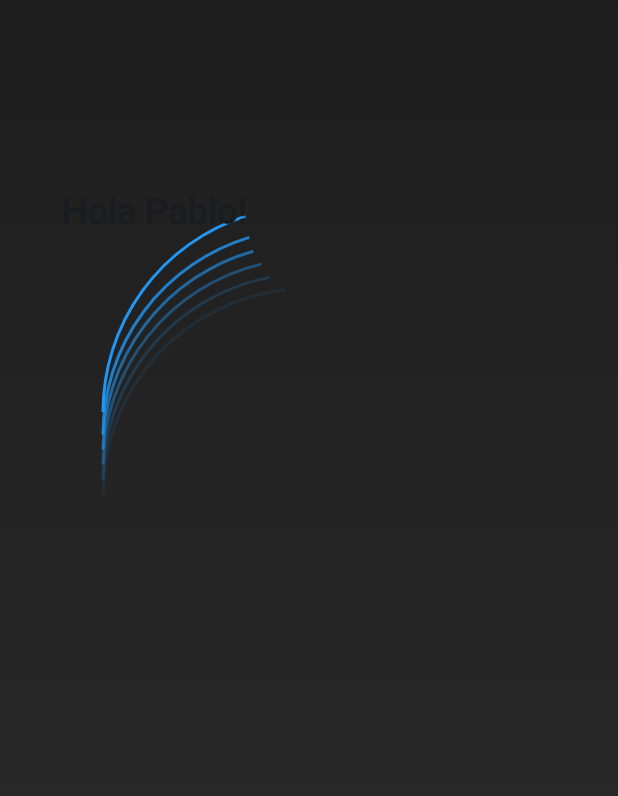
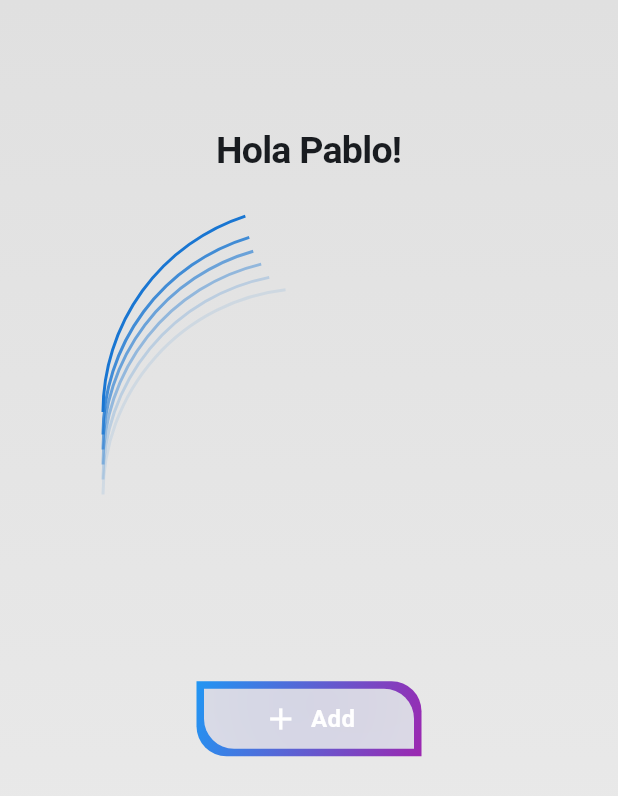
Before and after one commit to tripleP16/hand_sign_translator, a Flutter app: the first screen one second after launch, on a phone screen of 412 x 824 dp. Shown: the top 796 px of the screen. Run offline on Flutter 3.47's test engine with Material 3 defaults, Android fonts, the light colour scheme and no system bars; our stand-ins replace go_router.

Commit message:
custom button and light gradient

```diff
--- a/lib/presentation/screens/home_screen.dart
+++ b/lib/presentation/screens/home_screen.dart
@@ -1,5 +1,6 @@
 import 'package:flutter/material.dart';
 import 'package:hand_sign_translator/presentation/widgets/common/background_gradient.dart';
+import 'package:hand_sign_translator/presentation/widgets/common/buttons/custom_icon_button.dart';
 import 'package:hand_sign_translator/presentation/widgets/common/text/main_title.dart';
 
 class HomeScreen extends StatelessWidget {
@@ -9,30 +10,46 @@ class HomeScreen extends StatelessWidget {
   Widget build(BuildContext context) {
     // Get the screen size
     final screenHeight = MediaQuery.of(context).size.height;
-    final screenWidth = MediaQuery.of(context).size.width;
 
     return Scaffold(
-      body: SingleChildScrollView(
-        child: Stack(
-          children: [
-            // Background with specific height
-            Center(
-              child: SizedBox(
-                height: screenHeight, // Full screen height
-                child: const BackgroundGradient(),
+      body: Stack(
+        children: [
+          // Background gradient
+          const BackgroundGradient(),
+
+          // Content
+          Column(
+            children: [
+              // Top content
+              Center(
+                child: Padding(
+                  padding: EdgeInsets.only(top: screenHeight * 0.1),
+                  child: const MainTitle(
+                    title: "Hola Pablo!",
+                  ),
+                ),
               ),
-            ),
+              const SizedBox(height: 16), // Spacing
 
-            // Column for content
-            Positioned(
-              top: screenHeight * 0.15,
-              left: screenWidth * 0.1,
-              child: const MainTitle(
-                title: "Hola Pablo!",
+              const Spacer(
+                flex: 1,
+              ), // Push buttons to the bottom
+
+              // Buttons
+              const Padding(
+                padding: EdgeInsets.symmetric(horizontal: 16.0),
+                child: Column(
+                  mainAxisSize: MainAxisSize.min,
+                  children: [CustomIconButton()],
+                ),
               ),
-            ),
-          ],
-        ),
+
+              const Spacer(
+                flex: 1,
+              ),
+            ],
+          ),
+        ],
       ),
     );
   }
--- a/lib/presentation/widgets/common/ painters/dark_gradient_painter.dart
+++ b/lib/presentation/widgets/common/ painters/animation_painter.dart
@@ -1,14 +1,14 @@
 import 'dart:math' as math;
 
 import 'package:flutter/material.dart';
-import 'package:hand_sign_translator/config/theme/app_colors.dart';
 
-class DarkGradientPainter extends CustomPainter {
+class AnimationPainter extends CustomPainter {
   final double factorArcLength;
   static const double _baseRadius = 3;
   static const double _strokeWidth = 2.0;
+  final Color color;
 
-  const DarkGradientPainter(this.factorArcLength);
+  const AnimationPainter(this.factorArcLength, this.color);
 
   @override
   void paint(Canvas canvas, Size size) {
@@ -25,37 +25,37 @@ class DarkGradientPainter extends CustomPainter {
         center: baseCenter,
         radius: radius,
         sweepAngle: math.pi / 2,
-        color: AppColors.gradientStart,
+        color: color,
       ),
       ArcConfig(
         center: Offset(baseCenter.dx, baseCenter.dy + 15),
         radius: radius,
         sweepAngle: math.pi / 2 + 0.025,
-        color: AppColors.gradientStart.withOpacity(0.8),
+        color: color.withOpacity(0.8),
       ),
       ArcConfig(
         center: Offset(baseCenter.dx, baseCenter.dy + 25),
         radius: radius,
         sweepAngle: math.pi / 2 + 0.05,
-        color: AppColors.gradientStart.withOpacity(0.6),
+        color: color.withOpacity(0.6),
       ),
       ArcConfig(
         center: Offset(baseCenter.dx, baseCenter.dy + 35),
         radius: radius,
         sweepAngle: math.pi / 2 + 0.10,
-        color: AppColors.gradientStart.withOpacity(0.4),
+        color: color.withOpacity(0.4),
       ),
       ArcConfig(
         center: Offset(baseCenter.dx, baseCenter.dy + 45),
         radius: radius,
         sweepAngle: math.pi / 2 + 0.15,
-        color: AppColors.gradientStart.withOpacity(0.2),
+        color: color.withOpacity(0.2),
       ),
       ArcConfig(
         center: Offset(baseCenter.dx, baseCenter.dy + 55),
         radius: radius,
         sweepAngle: math.pi / 2 + 0.25,
-        color: AppColors.gradientStart.withOpacity(0.1),
+        color: color.withOpacity(0.1),
       ),
     ];
   }
--- a/lib/presentation/widgets/common/background_gradient.dart
+++ b/lib/presentation/widgets/common/background_gradient.dart
@@ -1,12 +1,66 @@
 import 'package:flutter/material.dart';
-import 'package:hand_sign_translator/presentation/widgets/common/%20painters/dark_gradient_painter.dart';
+import 'package:hand_sign_translator/config/theme/app_colors.dart';
+import 'package:hand_sign_translator/presentation/widgets/common/%20painters/animation_painter.dart';
 
 class BackgroundGradient extends StatelessWidget {
   const BackgroundGradient({super.key});
 
   @override
   Widget build(BuildContext context) {
-    return const _DarkGradient();
+    final isDarkMode = Theme.of(context).brightness == Brightness.dark;
+    return isDarkMode ? const _DarkGradient() : const _LightGradient();
+  }
+}
+
+class _LightGradient extends StatefulWidget {
+  const _LightGradient();
+
+  @override
+  State<_LightGradient> createState() => _LightGradientState();
+}
+
+class _LightGradientState extends State<_LightGradient>
+    with SingleTickerProviderStateMixin {
+  late final AnimationController _controller;
+  late final Animation<double> _animation;
+
+  @override
+  void initState() {
+    super.initState();
+    _controller = AnimationController(
+      vsync: this,
+      duration: const Duration(seconds: 1),
+    )..repeat(reverse: true);
+
+    _animation = Tween<double>(begin: 0, end: 1).animate(_controller);
+  }
+
+  @override
+  Widget build(BuildContext context) {
+    return Container(
+      decoration: const BoxDecoration(
+        gradient: LinearGradient(
+          begin: Alignment.topCenter,
+          end: Alignment.bottomCenter,
+          colors: [
+            Color(0xFFE0E0E0),
+            Color(0xFFEDEDED),
+          ],
+        ),
+      ),
+      child: AnimatedBuilder(
+        animation: _animation,
+        builder: (context, child) {
+          return CustomPaint(
+            size: Size.infinite,
+            painter: AnimationPainter(
+              _animation.value,
+              AppColors.gradientEnd,
+            ),
+          );
+        },
+      ),
+    );
   }
 }
 
@@ -57,8 +111,9 @@ class _DarkGradientState extends State<_DarkGradient>
         builder: (context, child) {
           return CustomPaint(
             size: Size.infinite,
-            painter: DarkGradientPainter(
+            painter: AnimationPainter(
               _animation.value,
+              AppColors.gradientStart,
             ),
           );
         },
--- /dev/null
+++ b/lib/presentation/widgets/common/buttons/custom_icon_button.dart
@@ -0,0 +1,128 @@
+import 'dart:ui'; // Required for ImageFilter
+
+import 'package:flutter/material.dart';
+
+class CustomIconButton extends StatefulWidget {
+  const CustomIconButton({super.key});
+
+  @override
+  _CustomIconButtonState createState() => _CustomIconButtonState();
+}
+
+class _CustomIconButtonState extends State<CustomIconButton>
+    with SingleTickerProviderStateMixin {
+  double _scale = 1.0; // Used to scale the button during tap
+  late AnimationController _controller;
+
+  @override
+  void initState() {
+    super.initState();
+    _controller = AnimationController(
+      vsync: this,
+      duration:
+          const Duration(milliseconds: 100), // Duration for the tap animation
+      lowerBound: 0.9, // Minimum scale (90% original size)
+      upperBound: 1.0, // Maximum scale (original size)
+    );
+    _controller.addListener(() {
+      setState(() {
+        _scale = _controller.value;
+      });
+    });
+  }
+
+  void _onTapDown(TapDownDetails details) {
+    _controller.reverse(); // Shrink the button
+  }
+
+  void _onTapUp(TapUpDetails details) {
+    _controller.forward(); // Restore the button to its original size
+  }
+
+  @override
+  void dispose() {
+    _controller.dispose();
+    super.dispose();
+  }
+
+  @override
+  Widget build(BuildContext context) {
+    return GestureDetector(
+      onTapDown: _onTapDown,
+      onTapUp: _onTapUp,
+      onTapCancel: () => _controller.forward(),
+      onTap: () {
+        // Handle your button action here
+        debugPrint("Button tapped!");
+      },
+      child: Transform.scale(
+        scale: _scale,
+        child: Stack(
+          alignment: Alignment.center,
+          children: [
+            // Gradient Border
+            Container(
+              width: 150,
+              height: 50,
+              decoration: const BoxDecoration(
+                gradient: LinearGradient(
+                  colors: [Colors.blue, Colors.purple],
+                  begin: Alignment.topLeft,
+                  end: Alignment.bottomRight,
+                ),
+                borderRadius: BorderRadius.only(
+                  topRight: Radius.circular(20),
+                  bottomLeft: Radius.circular(20),
+                ), // Apply same borderRadius for border
+              ),
+            ),
+            // Content with solid background
+            ClipRRect(
+              borderRadius: const BorderRadius.only(
+                topRight: Radius.circular(20),
+                bottomLeft: Radius.circular(20),
+              ), // Apply corner rounding
+              child: BackdropFilter(
+                filter: ImageFilter.blur(sigmaX: 90, sigmaY: 90), // Blur effect
+                child: Container(
+                  width: 140, // Slightly smaller to reveal the border
+                  height: 40,
+                  decoration: const BoxDecoration(
+                    color: Colors.transparent,
+                    borderRadius: BorderRadius.only(
+                      topRight: Radius.circular(20),
+                      bottomLeft: Radius.circular(20),
+                    ),
+                  ),
+                  child: const Padding(
+                    padding: EdgeInsets.all(8.0),
+                    child: Row(
+                      mainAxisSize: MainAxisSize.min,
+                      crossAxisAlignment: CrossAxisAlignment.center,
+                      mainAxisAlignment: MainAxisAlignment.center,
+                      children: [
+                        Icon(
+                          Icons.add,
+                          color: Colors.white,
+                        ),
+                        SizedBox(width: 8),
+                        Text(
+                          "Add",
+                          style: TextStyle(
+                            color: Colors.white,
+                            fontSize: 16,
+                            fontWeight: FontWeight.bold,
+                          ),
+                        ),
+                      ],
+                    ),
+                  ),
+                ),
+              ),
+            ),
+          ],
+        ),
+      ),
+    );
+  }
+}
--- a/lib/presentation/widgets/common/text/main_title.dart
+++ b/lib/presentation/widgets/common/text/main_title.dart
@@ -3,7 +3,12 @@ import 'package:hand_sign_translator/config/theme/text_styles.dart';
 
 class MainTitle extends StatelessWidget {
   final String title;
-  const MainTitle({super.key, required this.title});
+  final TextAlign alignment;
+  const MainTitle({
+    super.key,
+    required this.title,
+    this.alignment = TextAlign.center,
+  });
 
   @override
   Widget build(BuildContext context) {
```
